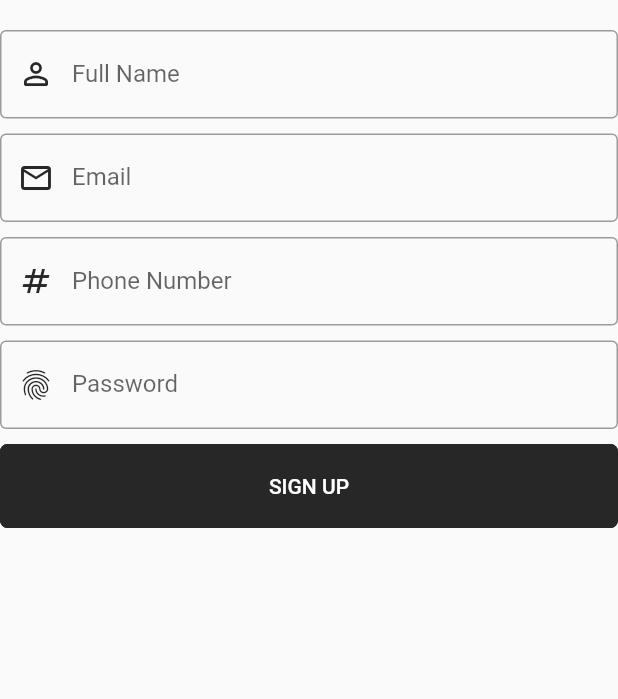
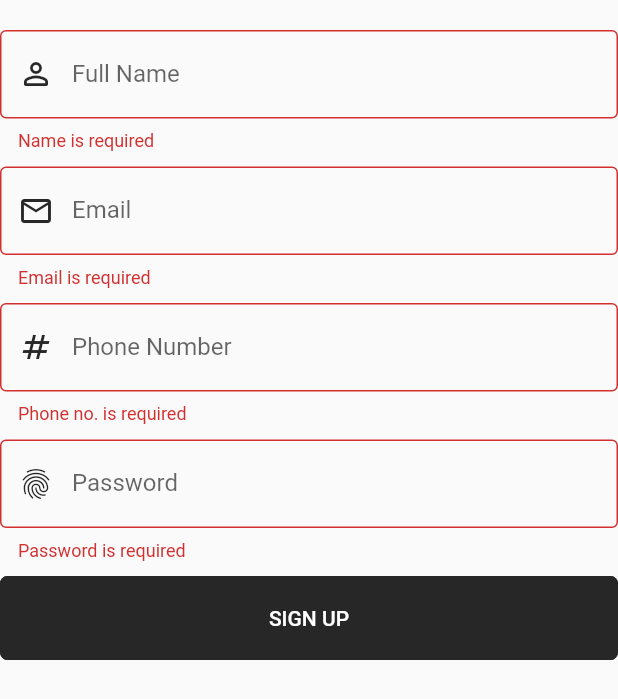
Before and after one commit to NishivSingh/chat-app, a Flutter app: the SignUpForm widget shown alone on an empty page, opened directly, after a tap on "SIGN UP", on a phone screen of 412 x 824 dp. Shown: the top 699 px of the screen. Run offline on Flutter 3.47's test engine with Material 2 defaults, Android fonts, the phone set to English and light mode, and no system bars; our stand-ins replace firebase_auth, firebase_core, flutter_otp_text_field, google_fonts; accounts and stored records are empty.

```diff
--- a/lib/src/screens/auth/sign_up/signup_screen_widgets.dart
+++ b/lib/src/screens/auth/sign_up/signup_screen_widgets.dart
@@ -12,6 +12,43 @@ class SignUpForm extends StatelessWidget {
   final _passwordController = TextEditingController();
 
   final _formKey = GlobalKey<FormState>();
+
+  String? _validateName(String? value) {
+    if (value == null || value.isEmpty) {
+      return 'Name is required';
+    }
+    return null;
+  }
+
+  String? _validateEmail(String? value) {
+    if (value == null || value.isEmpty) {
+      return 'Email is required';
+    }
+    if (!value.contains('@') || !value.contains('.')) {
+      return 'Invalid email format';
+    }
+    return null;
+  }
+
+  String? _validatePhoneNo(String? value) {
+    if (value == null || value.isEmpty) {
+      return 'Phone no. is required';
+    }
+    if (value.length < 10) {
+      return 'Invalid phone no.';
+    }
+    return null;
+  }
+
+  String? _validatePassword(String? value) {
+    if (value == null || value.isEmpty) {
+      return 'Password is required';
+    }
+    if (value.length < 6) {
+      return 'Password must be greater than 6 characters';
+    }
+    return null;
+  }
 
   SignUpForm({super.key});
 
@@ -63,6 +100,7 @@ class SignUpForm extends StatelessWidget {
                 labelText: 'Full Name',
                 prefixIcon: Icon(Icons.person_outline_rounded),
               ),
+              validator: _validateName,
             ),
             const SizedBox(height: 10),
             TextFormField(
@@ -71,6 +109,7 @@ class SignUpForm extends StatelessWidget {
                 labelText: 'Email',
                 prefixIcon: Icon(Icons.email_outlined),
               ),
+              validator: _validateEmail,
             ),
             const SizedBox(height: 10),
             TextFormField(
@@ -79,6 +118,7 @@ class SignUpForm extends StatelessWidget {
                 labelText: 'Phone Number',
                 prefixIcon: Icon(Icons.numbers),
               ),
+              validator: _validatePhoneNo,
             ),
             const SizedBox(height: 10),
             TextFormField(
@@ -88,6 +128,7 @@ class SignUpForm extends StatelessWidget {
                 labelText: 'Password',
                 prefixIcon: Icon(Icons.fingerprint),
               ),
+              validator: _validatePassword,
             ),
             const SizedBox(height: 10),
             SizedBox(
```
Also changed, not shown: lib/src/screens/auth/sign_in/signin_screen_widgets.dart (+31 -0 lines).
